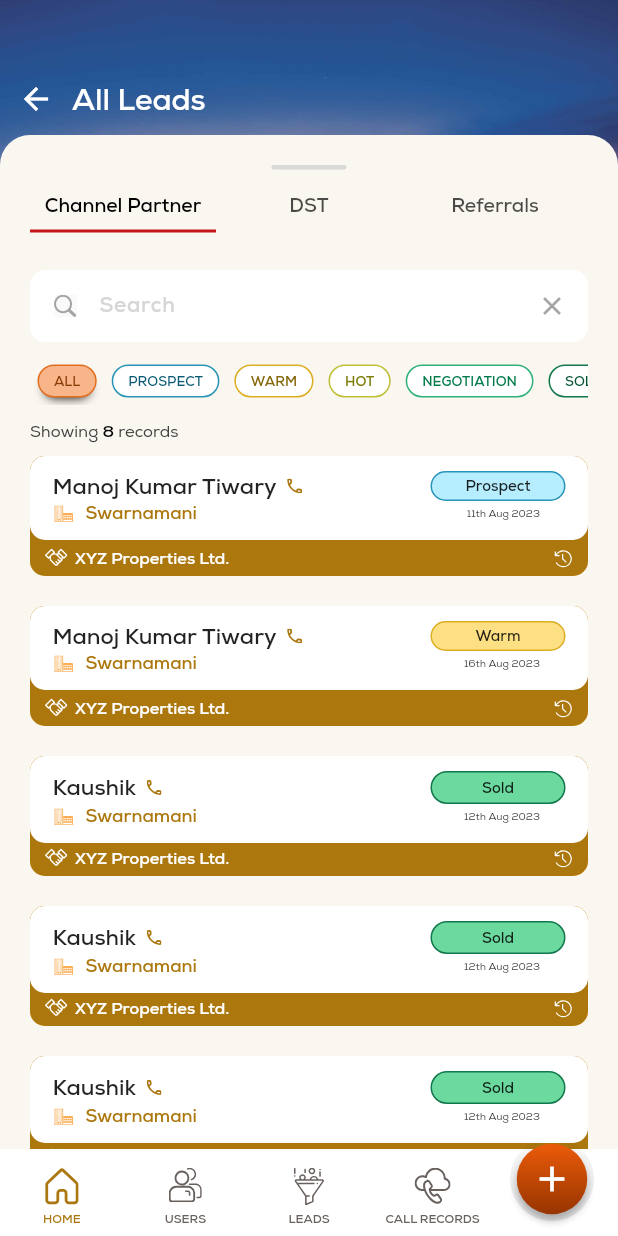
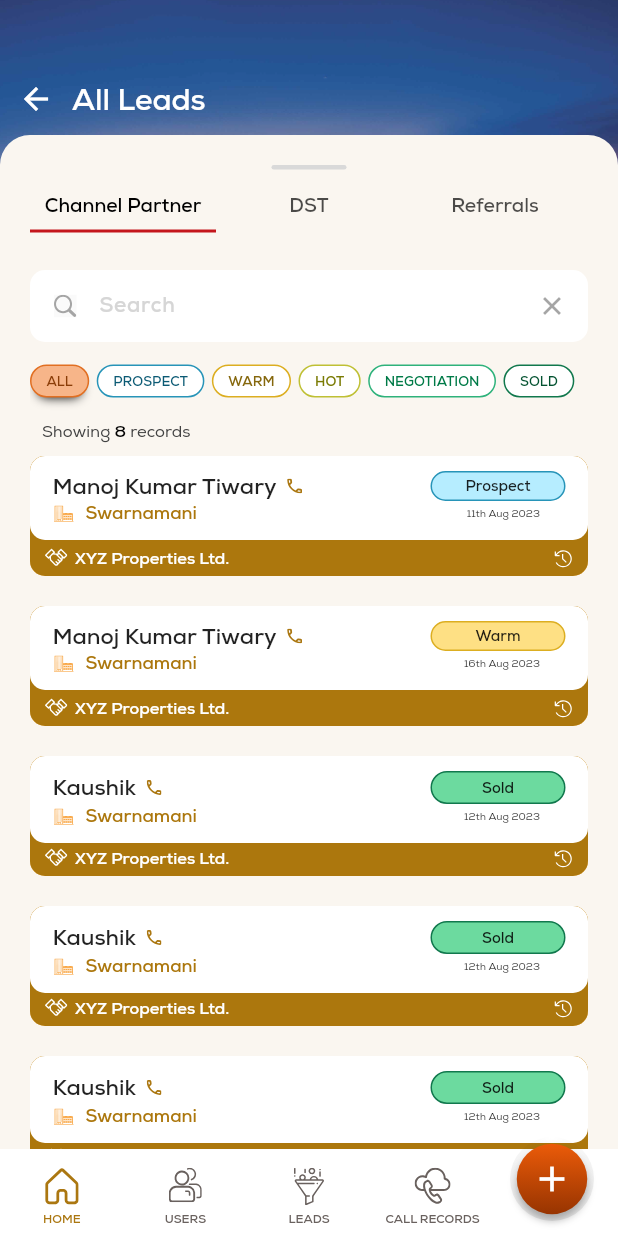
Before and after one commit to vikaspizone/leads, a Flutter app: the LeadsView screen opened by its route, on a phone screen of 412 x 824 dp. Run offline on Flutter 3.47's test engine with Material 2 defaults, Android fonts, the light colour scheme and no system bars; drawn by our look-alikes of flutter_slidable; our stand-ins replace fl_chart, flip_card, flutter_svg, stacked, stacked_services, stacked_shared and 1 more.

Commit message:
fix design

```diff
--- a/lib/ui/views/home/home_view.dart
+++ b/lib/ui/views/home/home_view.dart
@@ -1,6 +1,5 @@
 import 'package:flip_card/flip_card.dart';
 import 'package:flutter/material.dart';
-import 'package:flutter_svg/flutter_svg.dart';
 
 import '/ui/common/widgets/bottom_bar.dart';
 import '/ui/views/home/graph.dart';
--- a/lib/ui/views/leads/leads_view.dart
+++ b/lib/ui/views/leads/leads_view.dart
@@ -186,7 +186,8 @@ class LeadsView extends StackedView<LeadsViewModel> with $LeadsView {
                                     onTap: () =>
                                         viewModel.onFilterCategoryTap(index),
                                     child: Container(
-                                      margin: const EdgeInsets.all(5),
+                                      margin: const EdgeInsets.only(
+                                          right: 5, top: 5, bottom: 5),
                                       alignment: Alignment.center,
                                       padding: const EdgeInsets.symmetric(
                                           horizontal: 10),
@@ -235,6 +236,8 @@ class LeadsView extends StackedView<LeadsViewModel> with $LeadsView {
                             verticalSpaceSmall,
                             Container(
                               alignment: Alignment.centerLeft,
+                              padding:
+                                  const EdgeInsets.symmetric(horizontal: 8),
                               child: RichText(
                                   text: TextSpan(
                                       text: 'Showing ',
@@ -270,7 +273,8 @@ class LeadsView extends StackedView<LeadsViewModel> with $LeadsView {
                               physics: const BouncingScrollPhysics(
                                   decelerationRate:
                                       ScrollDecelerationRate.normal),
-                              padding: const EdgeInsets.symmetric(vertical: 10),
+                              padding:
+                                  const EdgeInsets.only(top: 10, bottom: 25),
                               itemBuilder: (context, index) {
                                 return Container(
                                   decoration: BoxDecoration(
--- a/lib/widgets/slidable_tile.dart
+++ b/lib/widgets/slidable_tile.dart
@@ -16,7 +16,7 @@ class SlidableTile extends StatelessWidget {
     return Slidable(
       key: ValueKey(valueKey),
       endActionPane: ActionPane(
-        extentRatio: (0.8 / 5) * action.length,
+        extentRatio: (0.83 / 5) * action.length,
         motion: const ScrollMotion(),
         children: action,
       ),
```
